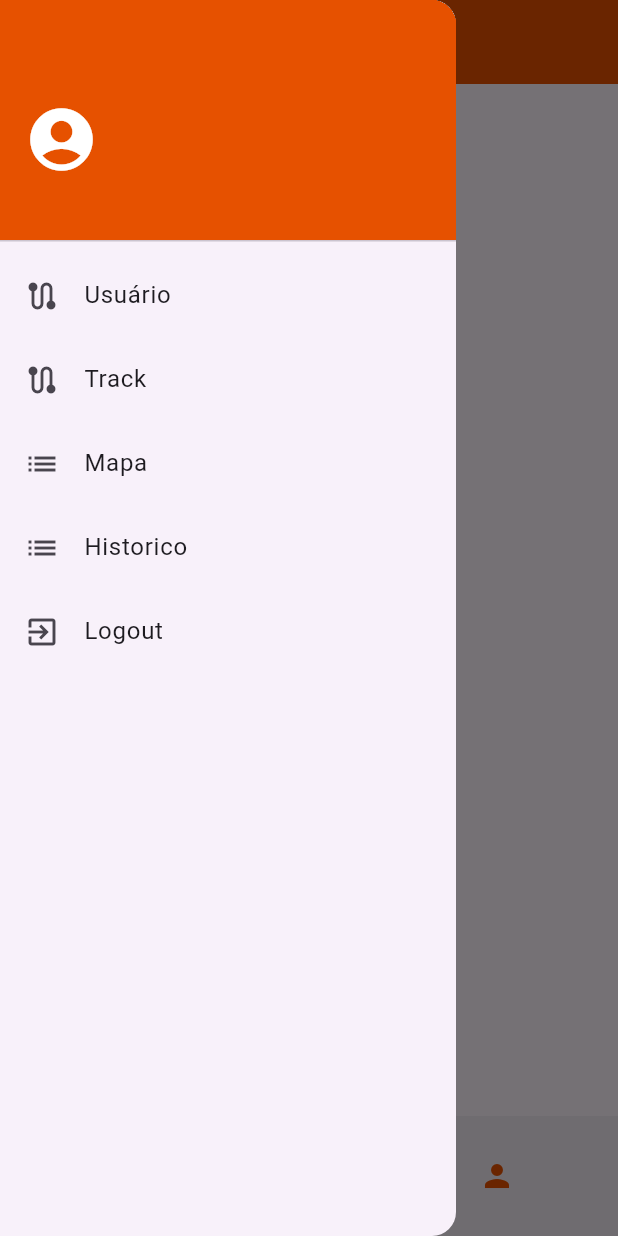
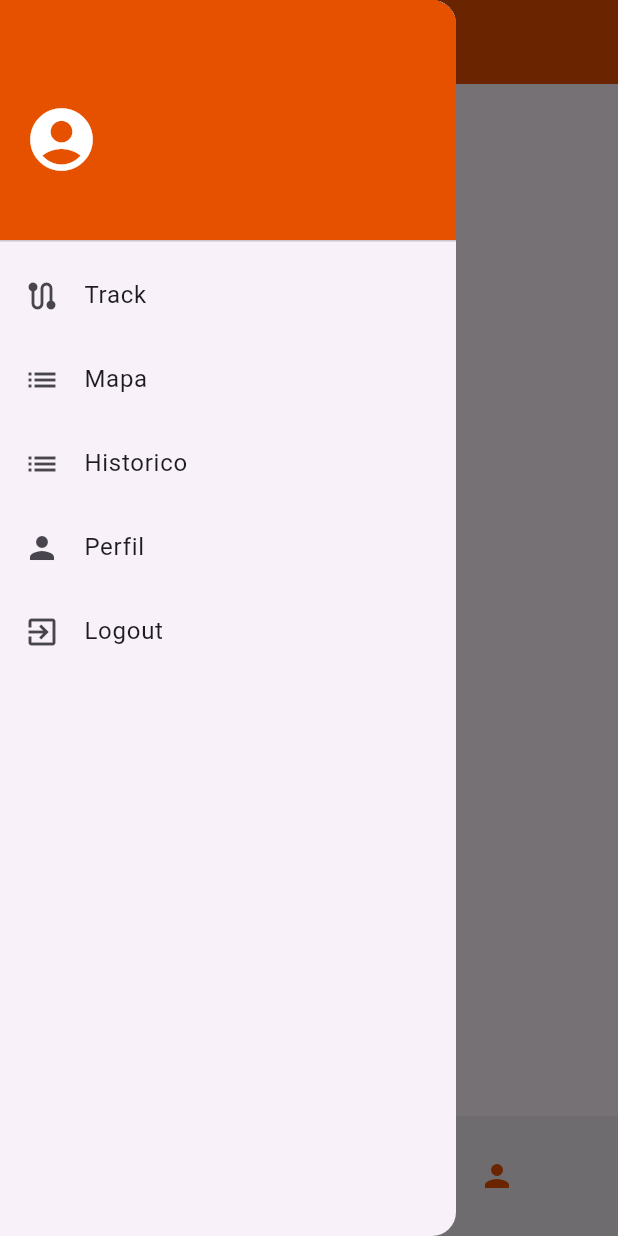
Before and after one commit to JotaDouglas/track_tcc, a Flutter app: the HomeView screen opened by its route, with the side drawer open, on a phone screen of 412 x 824 dp. Run offline on Flutter 3.47's test engine with Material 3 defaults, Android fonts, the phone set to English and light mode, and no system bars; our stand-ins replace animate_do, firebase_auth, firebase_core, firebase_database, flutter_map, flutter_svg and 9 more; accounts and stored records are empty; generated files the repository leaves out were written again.

Commit message:
feat: Organização dos widgets em drawer

```diff
--- a/lib/views/widgets/drawer.widget.dart
+++ b/lib/views/widgets/drawer.widget.dart
@@ -33,14 +33,6 @@ class DrawerWidget extends StatelessWidget {
           ),
           ListTile(
             leading: const Icon(Icons.route),
-            title: const Text("Usuário"),
-            onTap: () {
-              Navigator.pop(context);
-              GoRouter.of(context).push('/perfil-user');
-            },
-          ),
-          ListTile(
-            leading: const Icon(Icons.route),
             title: const Text("Track"),
             onTap: () {
               Navigator.pop(context);
@@ -64,6 +56,14 @@ class DrawerWidget extends StatelessWidget {
             },
           ),
           ListTile(
+            leading: const Icon(Icons.person),
+            title: const Text("Perfil"),
+            onTap: () {
+              Navigator.pop(context);
+              GoRouter.of(context).push('/perfil-user');
+            },
+          ),
+          ListTile(
             leading: const Icon(Icons.exit_to_app),
             title: const Text("Logout"),
             onTap: () {
```
